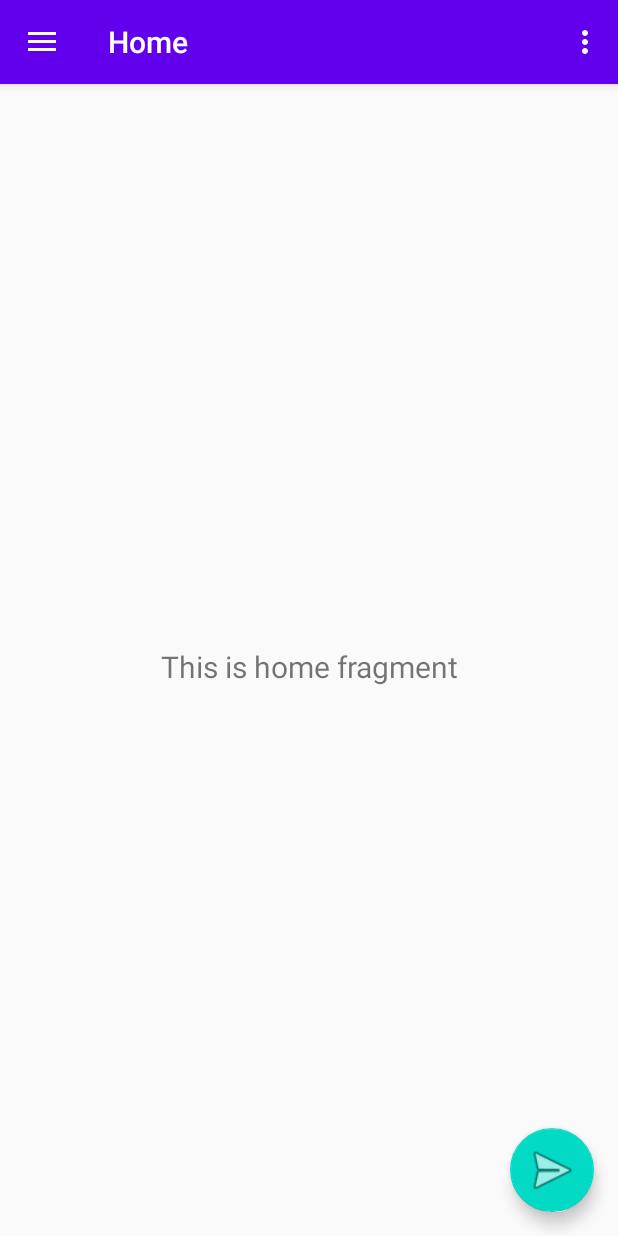
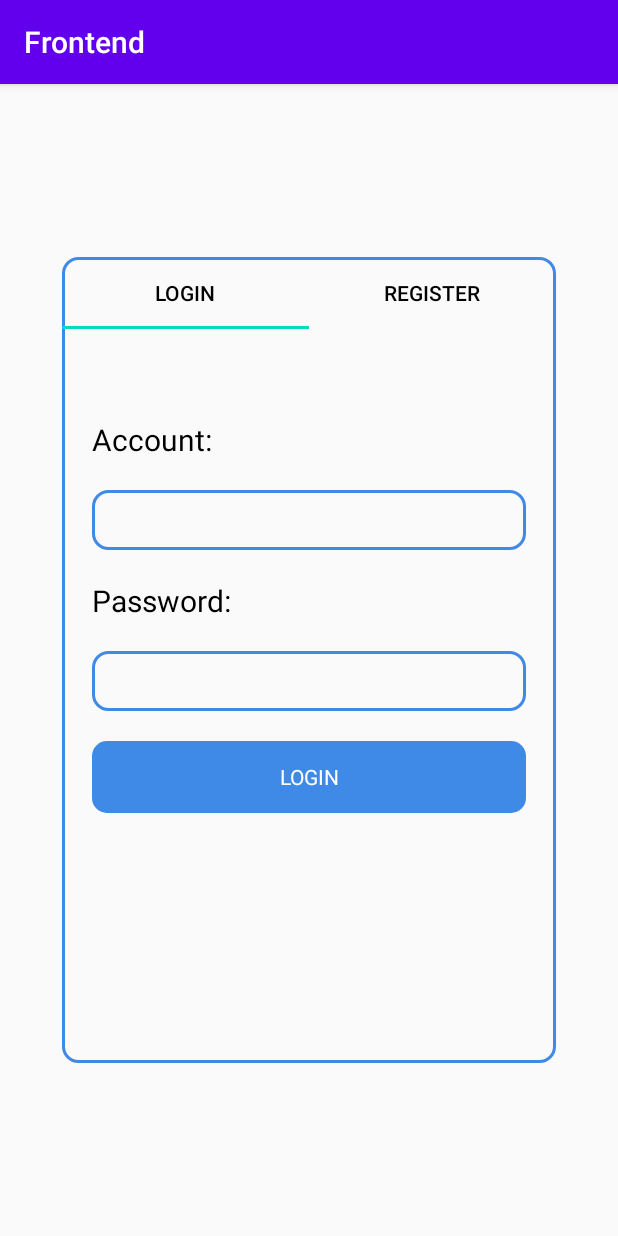
Before and after one commit to Dispatch-Delivery-Management-App/frontend, an Android app: the screen it shows after launch (MainActivity before the commit, OnBoardingActivity after it), on a phone screen of 412 x 824 dp. Run offline under Robolectric (Android 15) with nearby library versions, the phone set to English and light mode, and no system bars.

Commit message:
jiayi's onboard

```diff
--- a/app/src/main/AndroidManifest.xml
+++ b/app/src/main/AndroidManifest.xml
@@ -14,6 +14,8 @@
             android:name=".MainActivity"
             android:label="@string/app_name"
             android:theme="@style/AppTheme.NoActionBar">
+        </activity>
+        <activity android:name=".OnBoardingActivity">
             <intent-filter>
                 <action android:name="android.intent.action.MAIN" />
 
--- /dev/null
+++ b/app/src/main/java/com/fullstack/frontend/OnBoardingActivity.java
@@ -0,0 +1,28 @@
+package com.fullstack.frontend;
+
+import android.os.Bundle;
+
+import androidx.appcompat.app.AppCompatActivity;
+import androidx.viewpager.widget.ViewPager;
+
+import com.fullstack.frontend.R;
+import com.fullstack.frontend.onboard.OnBoardingPageAdapter;
+import com.google.android.material.tabs.TabLayout;
+
+public class OnBoardingActivity extends AppCompatActivity {
+    private ViewPager viewpager;
+
+    @Override
+    protected void onCreate(Bundle savedInstanceState) {
+        super.onCreate(savedInstanceState);
+        setContentView(R.layout.activity_on_boarding);
+
+        // setup viewpager and tablayout
+        viewpager = findViewById(R.id.viewpager);
+        OnBoardingPageAdapter onBoardingPageAdapter = new OnBoardingPageAdapter(getSupportFragmentManager());
+        viewpager.setAdapter(onBoardingPageAdapter);
+        TabLayout tabLayout = (TabLayout) findViewById(R.id.sliding_tabs);
+
+        tabLayout.setupWithViewPager(viewpager);
+    }
+}
--- /dev/null
+++ b/app/src/main/java/com/fullstack/frontend/base/OnBoardingBaseFragment.java
@@ -0,0 +1,37 @@
+package com.fullstack.frontend.base;
+
+import android.os.Bundle;
+import android.view.LayoutInflater;
+import android.view.View;
+import android.view.ViewGroup;
+import android.widget.Button;
+import android.widget.EditText;
+
+import androidx.annotation.LayoutRes;
+import androidx.fragment.app.Fragment;
+
+import com.fullstack.frontend.R;
+
+//baseFragment for register/login
+public abstract class OnBoardingBaseFragment extends Fragment {
+    protected EditText usernameEditText;
+    protected EditText passwordEditText;
+    protected Button submitButton;
+
+    @Override
+    public View onCreateView(LayoutInflater inflater, ViewGroup container,
+                             Bundle savedInstanceState) {
+        // Inflate the layout for this fragment
+        View view = inflater.inflate(getLayout(), container, false);
+        usernameEditText = (EditText) view.findViewById(R.id.editTextLogin);
+        passwordEditText = (EditText) view.findViewById(R.id.editTextPassword);
+        submitButton = (Button) view.findViewById(R.id.submit);
+
+        return view;
+
+    }
+
+
+    @LayoutRes
+    protected abstract int getLayout();
+}
--- /dev/null
+++ b/app/src/main/java/com/fullstack/frontend/onboard/LoginFragment.java
@@ -0,0 +1,54 @@
+package com.fullstack.frontend.onboard;
+
+import android.content.Intent;
+import android.os.Bundle;
+import android.view.LayoutInflater;
+import android.view.View;
+import android.view.ViewGroup;
+
+import com.fullstack.frontend.MainActivity;
+import com.fullstack.frontend.R;
+import com.fullstack.frontend.base.OnBoardingBaseFragment;
+
+public class LoginFragment extends OnBoardingBaseFragment {
+
+    public static LoginFragment newInstance() {
+        Bundle args = new Bundle();
+
+        LoginFragment fragment = new LoginFragment();
+        fragment.setArguments(args);
+        return fragment;
+    }
+
+    public LoginFragment() {
+        // Required empty public constructor
+    }
+
+
+    @Override
+    public View onCreateView(LayoutInflater inflater, ViewGroup container,
+                             Bundle savedInstanceState) {
+        // Inflate the layout for this fragment
+        View view = super.onCreateView(inflater, container, savedInstanceState);
+        submitButton.setText(getString(R.string.login));
+        submitButton.setOnClickListener(new View.OnClickListener() {
+            @Override
+            public void onClick(View v) {
+                openMainPage();
+            }
+
+        });
+        return view;
+    }
+
+    private void openMainPage() {
+        Intent intent = new Intent(submitButton.getContext(), MainActivity.class);
+        startActivity(intent);
+    }
+
+    @Override
+    protected int getLayout() {
+        return R.layout.fragment_login;
+    }
+
+}
--- /dev/null
+++ b/app/src/main/java/com/fullstack/frontend/onboard/OnBoardingPageAdapter.java
@@ -0,0 +1,43 @@
+package com.fullstack.frontend.onboard;
+
+import androidx.fragment.app.Fragment;
+import androidx.fragment.app.FragmentManager;
+import androidx.fragment.app.FragmentPagerAdapter;
+
+public class OnBoardingPageAdapter extends FragmentPagerAdapter {
+    private static int NUM_ITEMS = 2;
+
+    public OnBoardingPageAdapter(FragmentManager fragmentManager) {
+        super(fragmentManager);
+    }
+
+    // Returns total number of pages
+    @Override
+    public int getCount() {
+        return NUM_ITEMS;
+    }
+
+    // Returns the fragment to display for that page
+    @Override
+    public Fragment getItem(int position) {
+        switch (position) {
+            case 0:
+                return LoginFragment.newInstance();
+            case 1:
+                return RegisterFragment.newInstance();
+            default:
+                return null;
+        }
+    }
+
+    @Override
+    public CharSequence getPageTitle(int position) {
+        switch (position) {
+            case 0:
+                return "Login";
+            case 1:
+                return "Register";
+        }
+        return null;
+    }
+}
--- /dev/null
+++ b/app/src/main/java/com/fullstack/frontend/onboard/RegisterFragment.java
@@ -0,0 +1,41 @@
+package com.fullstack.frontend.onboard;
+
+import android.os.Bundle;
+import android.view.LayoutInflater;
+import android.view.View;
+import android.view.ViewGroup;
+
+import com.fullstack.frontend.R;
+import com.fullstack.frontend.base.OnBoardingBaseFragment;
+
+public class RegisterFragment extends OnBoardingBaseFragment {
+
+    public static RegisterFragment newInstance() {
+
+        Bundle args = new Bundle();
+
+        RegisterFragment fragment = new RegisterFragment();
+        fragment.setArguments(args);
+        return fragment;
+    }
+
+    public RegisterFragment() {
+        // Required empty public constructor
+    }
+
+
+    @Override
+    public View onCreateView(LayoutInflater inflater, ViewGroup container,
+                             Bundle savedInstanceState) {
+        // Inflate the layout for this fragment
+        View view = super.onCreateView(inflater, container, savedInstanceState);
+        submitButton.setText(R.string.register);
+        return view;
+    }
+
+    @Override
+    protected int getLayout() {
+        return R.layout.fragment_register;
+    }
+
+}
--- /dev/null
+++ b/app/src/main/res/drawable/border.xml
@@ -0,0 +1,6 @@
+<?xml version="1.0" encoding="utf-8"?>
+<shape xmlns:android="http://schemas.android.com/apk/res/android"
+    android:shape="rectangle" android:padding="10dp">
+    <stroke android:width="2dp" android:color="#FF3F89E7"/>
+    <corners android:radius="10dp"/>
+</shape>
--- /dev/null
+++ b/app/src/main/res/drawable/login_buttons.xml
@@ -0,0 +1,7 @@
+<?xml version="1.0" encoding="utf-8"?>
+<shape xmlns:android="http://schemas.android.com/apk/res/android"
+    android:shape="rectangle" android:padding="10dp">
+
+    <solid android:color="#FF3F89E7"/>
+    <corners android:radius="10dp"/>
+</shape>
--- /dev/null
+++ b/app/src/main/res/layout/activity_on_boarding.xml
@@ -0,0 +1,33 @@
+<?xml version="1.0" encoding="utf-8"?>
+<androidx.constraintlayout.widget.ConstraintLayout xmlns:android="http://schemas.android.com/apk/res/android"
+    xmlns:app="http://schemas.android.com/apk/res-auto"
+    xmlns:tools="http://schemas.android.com/tools"
+    android:layout_width="match_parent"
+    android:layout_height="match_parent"
+    tools:context=".OnBoardingActivity">
+    <LinearLayout
+        android:background="@drawable/border"
+        android:layout_width="0dp"
+        android:layout_height="0dp"
+        app:layout_constraintWidth_percent="0.8"
+        app:layout_constraintHeight_percent="0.7"
+        app:layout_constraintTop_toTopOf="parent"
+        app:layout_constraintBottom_toBottomOf="parent"
+        app:layout_constraintLeft_toLeftOf="parent"
+        app:layout_constraintRight_toRightOf="parent"
+        android:orientation="vertical">
+
+        <com.google.android.material.tabs.TabLayout
+            android:id="@+id/sliding_tabs"
+            android:layout_width="match_parent"
+            android:layout_height="wrap_content"
+            app:tabTextColor="#000000"
+            app:tabMode="fixed" />
+
+        <androidx.viewpager.widget.ViewPager
+            android:id="@+id/viewpager"
+            android:layout_width="match_parent"
+            android:layout_height="match_parent" />
+    </LinearLayout>
+
+</androidx.constraintlayout.widget.ConstraintLayout>
--- /dev/null
+++ b/app/src/main/res/layout/fragment_login.xml
@@ -0,0 +1,21 @@
+<?xml version="1.0" encoding="utf-8"?>
+<FrameLayout xmlns:android="http://schemas.android.com/apk/res/android"
+    xmlns:tools="http://schemas.android.com/tools"
+    android:layout_width="match_parent"
+    android:layout_height="match_parent"
+    tools:context=".LoginFragment">
+
+    <!-- TODO: Update blank fragment layout -->
+
+        android:layout_width=""
+        android:layout_height=""
+    <TextView
+        android:layout_width="match_parent"
+        android:layout_height="match_parent"
+        />
+
+    <include
+        android:id="@+id/loginLayout"
+        layout="@layout/onboarding_layout" />
+
+</FrameLayout>
--- /dev/null
+++ b/app/src/main/res/layout/onboarding_layout.xml
@@ -0,0 +1,65 @@
+<?xml version="1.0" encoding="utf-8"?>
+<LinearLayout xmlns:android="http://schemas.android.com/apk/res/android"
+    android:layout_width="match_parent"
+    android:layout_height="wrap_content"
+    android:paddingLeft="20dp"
+    android:paddingRight="20dp"
+    android:paddingTop="20dp"
+    android:layout_marginTop="40dp"
+    android:orientation="vertical">
+
+    <!-- username tag-->
+    <TextView
+        android:layout_width="wrap_content"
+        android:layout_height="wrap_content"
+        android:text="Account:"
+        android:textCursorDrawable="@null"
+        android:fontFamily="Roboto"
+        android:textColor="#000000"
+        android:textSize="20sp"/>
+
+    <!-- username edit area-->
+    <EditText
+        android:layout_width="match_parent"
+        android:layout_height="40dp"
+        android:fontFamily="Roboto"
+        android:textColor="#000000"
+        android:layout_marginVertical="20dp"
+        android:cursorVisible="true"
+        android:background="@drawable/border"
+        android:id="@+id/editTextLogin"
+        android:layout_gravity="center_horizontal" />
+
+    <!-- password tag-->
+    <TextView
+        android:layout_width="wrap_content"
+        android:layout_height="wrap_content"
+        android:fontFamily="Roboto"
+        android:textSize="20sp"
+        android:textColor="#000000"
+        android:text="Password:" />
+
+    <!-- password edit area-->
+    <EditText
+        android:fontFamily="Roboto"
+        android:layout_width="match_parent"
+        android:layout_height="40dp"
+        android:id="@+id/editTextPassword"
+        android:background="@drawable/border"
+        android:layout_marginVertical="20dp"
+        android:cursorVisible="true"
+        android:inputType="textPassword"
+        android:textColor="#000000"
+        android:layout_gravity="center_horizontal" />
+
+    <!-- button to onboard_layout-->
+    <Button
+        android:layout_width="match_parent"
+        android:layout_height="48dp"
+        android:fontFamily="Roboto"
+        android:textColor="@android:color/white"
+        android:background="@drawable/login_buttons"
+        android:id="@+id/submit" />
+
+
+</LinearLayout>
--- a/app/src/main/res/values/strings.xml
+++ b/app/src/main/res/values/strings.xml
@@ -15,4 +15,12 @@
 
     <!-- TODO: Remove or change this placeholder text -->
     <string name="hello_blank_fragment">Hello blank fragment</string>
+
+
+    <!--    onboard-->
+    <string name="country">America</string>
+
+
+    <string name="register">Register</string>
+    <string name="login">Login</string>
 </resources>
```
Also changed, not shown: app/src/main/java/com/fullstack/frontend/util/AlertDialogHelper.java (added, +17 -0 lines), app/src/main/java/com/fullstack/frontend/util/HashHelper.java (added, +24 -0 lines), app/src/main/java/com/fullstack/frontend/util/PermissionHelper.java (added, +16 -0 lines), app/src/main/java/com/fullstack/frontend/util/Util.java (added, +92 -0 lines), app/src/main/res/layout/activity_order_detail1.xml (added, +23 -0 lines), app/src/main/res/layout/fragment_register.xml (added, +18 -0 lines).
